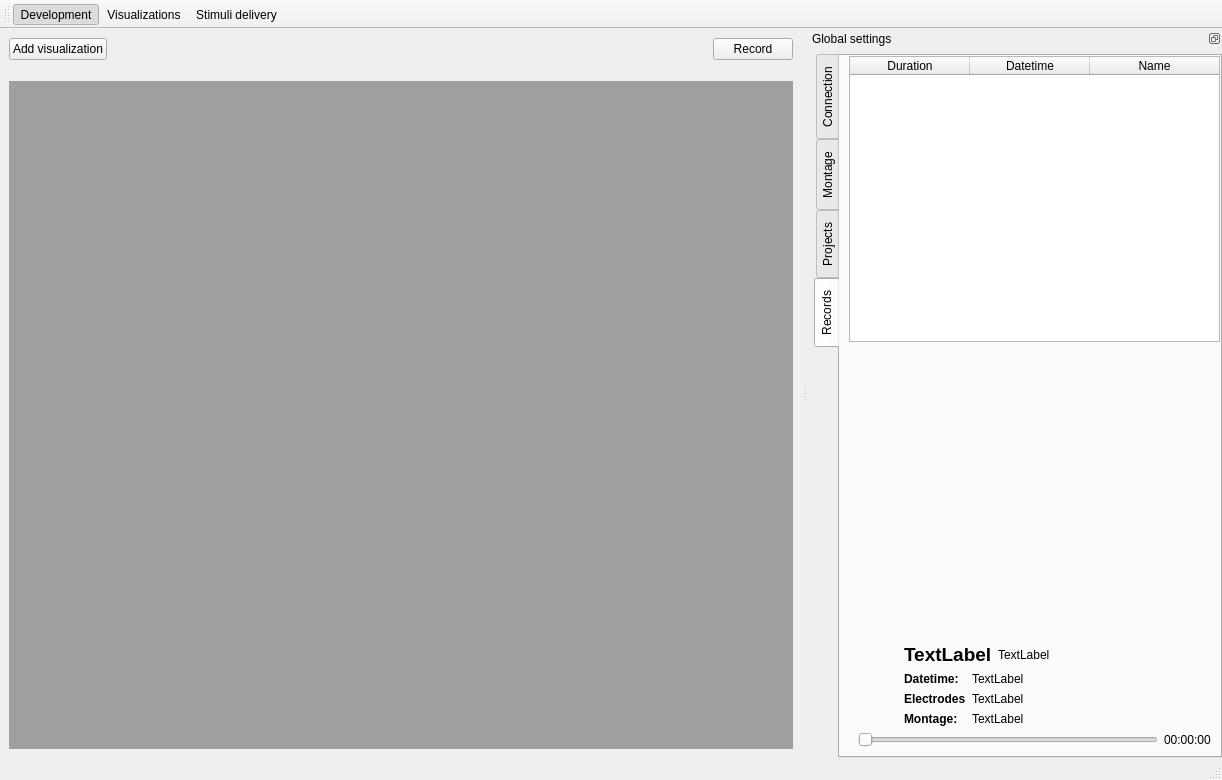
This is bci_framework/qtgui/main.ui in UN-GCPDS/bci-framework as Qt 5 draws it before an edit. The edited form follows.
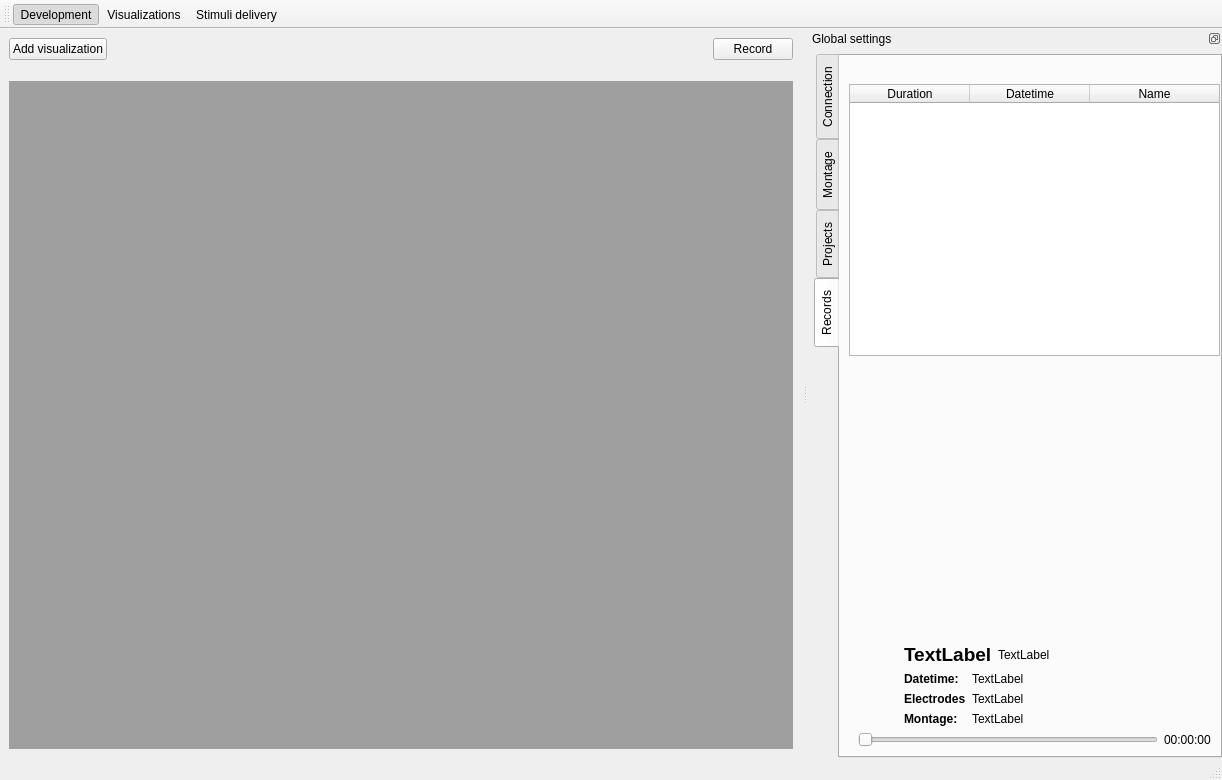
This is the edited form. Icons and pictures are not drawn.

Commit message: Added feature to remove and rename records.

```diff
--- a/bci_framework/qtgui/main.ui
+++ b/bci_framework/qtgui/main.ui
@@ -1655,6 +1655,46 @@
              <number>0</number>
             </property>
             <item row="0" column="0">
+             <layout class="QHBoxLayout" name="horizontalLayout_9">
+              <item>
+               <spacer name="horizontalSpacer_21">
+                <property name="orientation">
+                 <enum>Qt::Horizontal</enum>
+                </property>
+                <property name="sizeHint" stdset="0">
+                 <size>
+                  <width>40</width>
+                  <height>20</height>
+                 </size>
+                </property>
+               </spacer>
+              </item>
+              <item>
+               <widget class="QPushButton" name="pushButton_remove_record">
+                <property name="text">
+                 <string/>
+                </property>
+                <property name="icon">
+                 <iconset theme="edit-delete">
+                  <normaloff>../../../../../../../../../../../../../../../../../../../../../../../../../../../../../../../../.designer/backup</normaloff>../../../../../../../../../../../../../../../../../../../../../../../../../../../../../../../../.designer/backup</iconset>
+                </property>
+                <property name="iconSize">
+                 <size>
+                  <width>22</width>
+                  <height>22</height>
+                 </size>
+                </property>
+                <property name="autoDefault">
+                 <bool>false</bool>
+                </property>
+                <property name="flat">
+                 <bool>true</bool>
+                </property>
+               </widget>
+              </item>
+             </layout>
+            </item>
+            <item row="1" column="0">
              <widget class="QTableWidget" name="tableWidget_records">
               <property name="alternatingRowColors">
                <bool>true</bool>
@@ -1697,7 +1737,7 @@
               </column>
              </widget>
             </item>
-            <item row="1" column="0">
+            <item row="2" column="0">
              <spacer name="verticalSpacer_5">
               <property name="orientation">
                <enum>Qt::Vertical</enum>
@@ -1710,7 +1750,7 @@
               </property>
              </spacer>
             </item>
-            <item row="2" column="0">
+            <item row="3" column="0">
              <widget class="QWidget" name="widget_record" native="true">
               <layout class="QGridLayout" name="gridLayout_15">
                <item row="0" column="0">
```
The commit also changes 1 other file.
